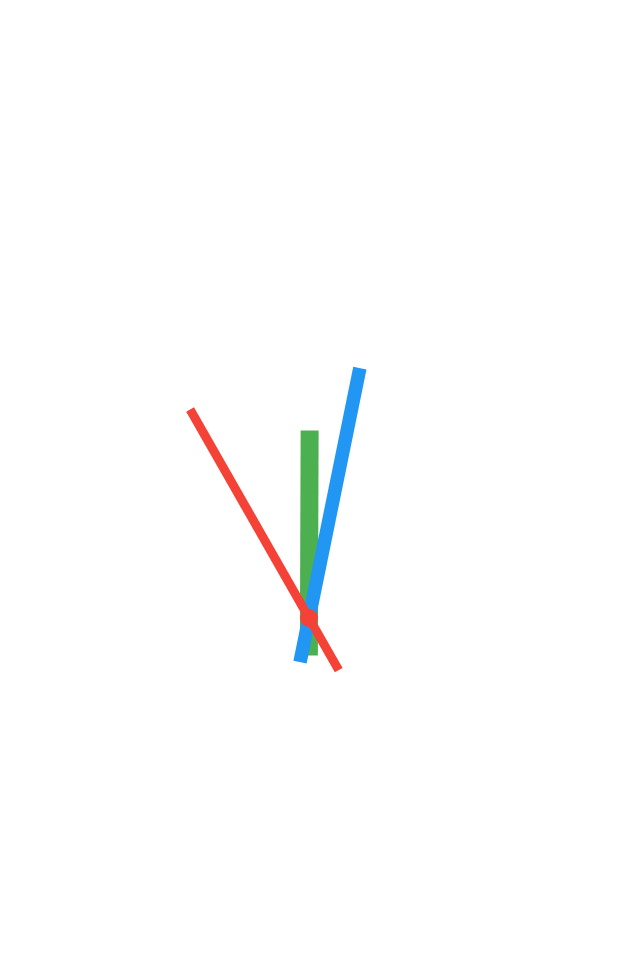
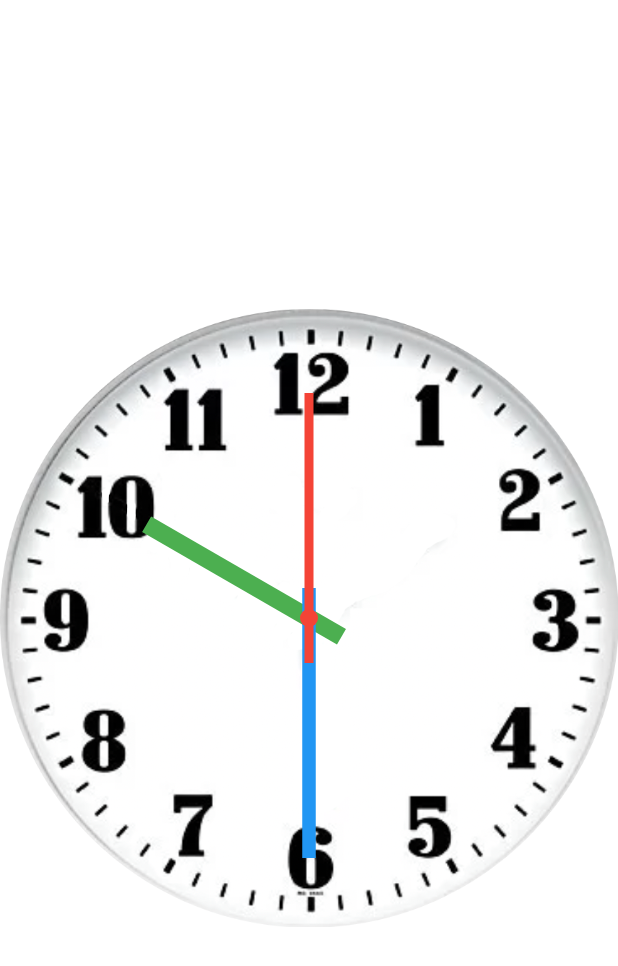
Before and after one commit to Vinicius-A-Barbosa/default_app, a Flutter app: the screen it shows after launch, on a phone screen of 412 x 824 dp. Shown: the top 966 px of the screen. Run offline on Flutter 3.47's test engine with Material 2 defaults, Android fonts, the phone set to English and light mode, and no system bars.

Commit message:
TweenAnimation

```diff
--- a/lib/user_interface/pages/tween_animation_page/tween_animation_view.dart
+++ b/lib/user_interface/pages/tween_animation_page/tween_animation_view.dart
@@ -26,22 +26,22 @@ class _TweenAnimationViewState extends State<TweenAnimationView> {
     var circleColor =
         Color((Random().nextDouble() * 0xFFFFFF).toInt()).withOpacity(1.0);
 
+    var currentTime = DateTime.now();
+    var currentHour = (currentTime.hour >= 12 ? currentTime.hour - 12 : currentTime.hour).toDouble();
+    var currentMinute = currentTime.minute.toDouble();
+    var currentSecond = currentTime.second.toDouble();
+
     return Stack(
       children: [
         Center(
-          child: Container(
-            width: 400,
-            height: 400,
-            decoration:
-                BoxDecoration(shape: BoxShape.circle, color: Colors.white),
-          ),
+          child: Image.asset('assets/images/clock.png')
         ),
         TweenAnimationBuilder(
-          duration: Duration(seconds: 216000),
-          tween: Tween<double>(begin: 0, end: 59),
-          builder: (_, double time, __) {
+          duration: Duration(seconds: 1),
+          tween: Tween<double>(begin: 0, end: currentHour),
+          builder: (_, double hour, __) {
             return Transform.rotate(
-              angle: (pi / 2 * time) - pi / 2,
+              angle: (pi / 6 * hour) - pi / 2,
               child: Transform.translate(
                 offset: Offset(50, 0),
                 child: Center(
@@ -56,16 +56,16 @@ class _TweenAnimationViewState extends State<TweenAnimationView> {
           },
         ),
         TweenAnimationBuilder(
-          duration: Duration(seconds: 3600),
-          tween: Tween<double>(begin: 0, end: 59),
-          builder: (_, double time, __) {
+          duration: Duration(seconds: 1),
+          tween: Tween<double>(begin: 0, end: currentMinute),
+          builder: (_, double minute, __) {
             return Transform.rotate(
-              angle: (pi / 2 * time) - pi / 2,
+              angle: (pi / 30 * minute) - pi / 2,
               child: Transform.translate(
                 offset: Offset(70, 0),
                 child: Center(
                   child: Container(
-                    width: 200,
+                    width: 180,
                     height: 9,
                     color: Colors.blue,
                   ),
@@ -75,16 +75,16 @@ class _TweenAnimationViewState extends State<TweenAnimationView> {
           },
         ),
         TweenAnimationBuilder(
-          duration: Duration(seconds: 60),
-          tween: Tween<double>(begin: 0, end: 59),
-          builder: (_, double time, __) {
+          duration: Duration(seconds: 1),
+          tween: Tween<double>(begin: 0, end: currentSecond),
+          builder: (_, double second, __) {
             return Transform.rotate(
-              angle: (pi / 2 * time) - pi / 2,
+              angle: (pi / 30 * second) - pi / 2,
               child: Transform.translate(
                 offset: Offset(60, 0),
                 child: Center(
                   child: Container(
-                    width: 200,
+                    width: 180,
                     height: 6,
                     color: Colors.red,
                   ),
--- a/pubspec.yaml
+++ b/pubspec.yaml
@@ -38,7 +38,8 @@ dev_dependencies:
 
 # The following section is specific to Flutter.
 flutter:
-
+  assets:
+    - assets/images/clock.png
   # The following line ensures that the Material Icons font is
   # included with your application, so that you can use the icons in
   # the material Icons class.
```
Also changed, not shown: assets/images/clock.png (added), pubspec.lock.
